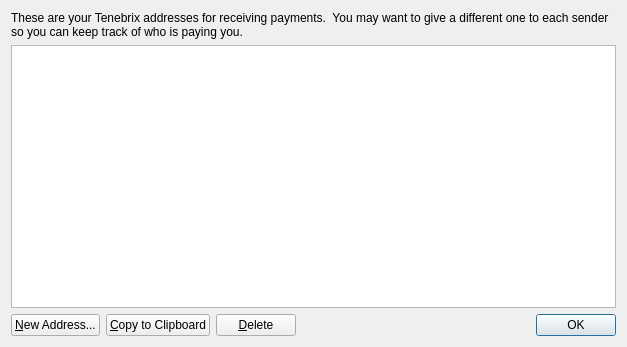
This is src/qt/forms/addressbookpage.ui in wiggi/Fairbrix as Qt 5 draws it before an edit. The edited form follows.
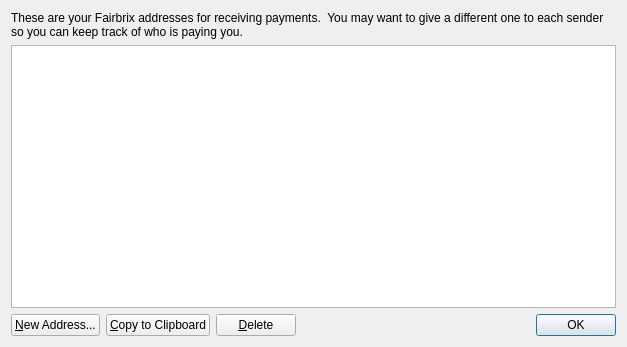
This is the edited form. Icons and pictures are not drawn.

Commit message: Patch for fairbrix.

```diff
--- a/src/qt/forms/addressbookpage.ui
+++ b/src/qt/forms/addressbookpage.ui
@@ -17,7 +17,7 @@
    <item>
     <widget class="QLabel" name="labelExplanation">
      <property name="text">
-      <string>These are your Tenebrix addresses for receiving payments.  You may want to give a different one to each sender so you can keep track of who is paying you.</string>
+      <string>These are your Fairbrix addresses for receiving payments.  You may want to give a different one to each sender so you can keep track of who is paying you.</string>
      </property>
      <property name="textFormat">
       <enum>Qt::AutoText</enum>
```
The commit also changes 61 other files.
